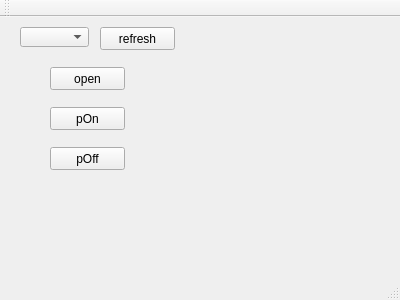
First picture: the form in mainwindow.ui, repository baradoid/polden-projector-desktop-ctrl, before the edit.
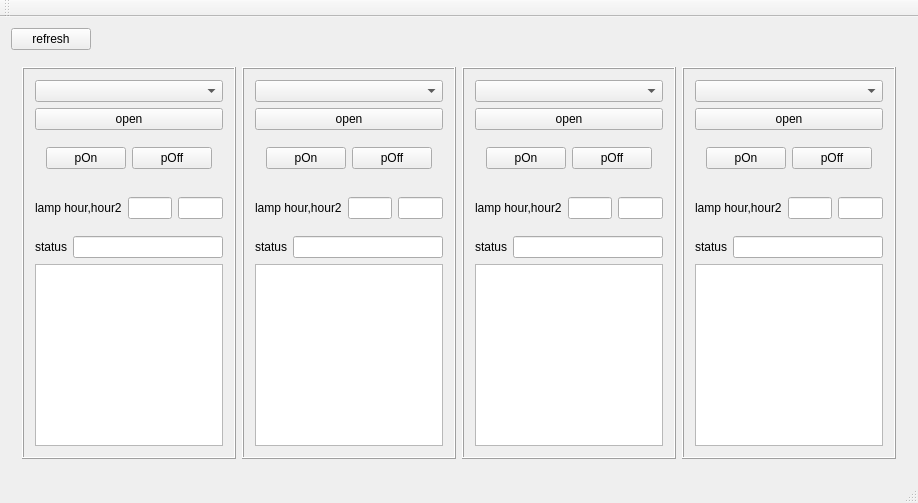
Second picture: the form after the edit.

Commit message: правки

The edit to the form file:
```diff
--- a/mainwindow.ui
+++ b/mainwindow.ui
@@ -6,76 +6,491 @@
    <rect>
     <x>0</x>
     <y>0</y>
-    <width>400</width>
-    <height>300</height>
+    <width>671</width>
+    <height>503</height>
    </rect>
   </property>
   <property name="windowTitle">
    <string>MainWindow</string>
   </property>
   <widget class="QWidget" name="centralWidget">
-   <widget class="QPushButton" name="pushButtonComOpen">
-    <property name="geometry">
-     <rect>
-      <x>50</x>
-      <y>50</y>
-      <width>75</width>
-      <height>23</height>
-     </rect>
-    </property>
-    <property name="text">
-     <string>open</string>
-    </property>
-   </widget>
-   <widget class="QPushButton" name="pushButtonOn">
-    <property name="geometry">
-     <rect>
-      <x>50</x>
-      <y>90</y>
-      <width>75</width>
-      <height>23</height>
-     </rect>
-    </property>
-    <property name="text">
-     <string>pOn</string>
-    </property>
-   </widget>
-   <widget class="QPushButton" name="pushButtonOff">
-    <property name="geometry">
-     <rect>
-      <x>50</x>
-      <y>130</y>
-      <width>75</width>
-      <height>23</height>
-     </rect>
-    </property>
-    <property name="text">
-     <string>pOff</string>
-    </property>
-   </widget>
-   <widget class="QComboBox" name="comComboBox">
-    <property name="geometry">
-     <rect>
-      <x>20</x>
-      <y>10</y>
-      <width>69</width>
-      <height>20</height>
-     </rect>
-    </property>
-   </widget>
-   <widget class="QPushButton" name="pushButton_refreshCom">
-    <property name="geometry">
-     <rect>
-      <x>100</x>
-      <y>10</y>
-      <width>75</width>
-      <height>23</height>
-     </rect>
-    </property>
-    <property name="text">
-     <string>refresh</string>
-    </property>
-   </widget>
+   <layout class="QVBoxLayout" name="verticalLayout_5">
+    <item>
+     <widget class="QPushButton" name="pushButton_refreshCom">
+      <property name="maximumSize">
+       <size>
+        <width>80</width>
+        <height>16777215</height>
+       </size>
+      </property>
+      <property name="text">
+       <string>refresh</string>
+      </property>
+     </widget>
+    </item>
+    <item>
+     <widget class="QWidget" name="widget" native="true">
+      <layout class="QHBoxLayout" name="horizontalLayout">
+       <item>
+        <widget class="QFrame" name="frame_2">
+         <property name="frameShape">
+          <enum>QFrame::Box</enum>
+         </property>
+         <property name="frameShadow">
+          <enum>QFrame::Raised</enum>
+         </property>
+         <layout class="QVBoxLayout" name="verticalLayout">
+          <item>
+           <widget class="QComboBox" name="comComboBox_1"/>
+          </item>
+          <item>
+           <widget class="QPushButton" name="pushButtonComOpen_1">
+            <property name="text">
+             <string>open</string>
+            </property>
+           </widget>
+          </item>
+          <item>
+           <widget class="QWidget" name="widget_2" native="true">
+            <layout class="QHBoxLayout" name="horizontalLayout_2">
+             <item>
+              <widget class="QPushButton" name="pushButtonOn">
+               <property name="text">
+                <string>pOn</string>
+               </property>
+              </widget>
+             </item>
+             <item>
+              <widget class="QPushButton" name="pushButtonOff">
+               <property name="text">
+                <string>pOff</string>
+               </property>
+              </widget>
+             </item>
+            </layout>
+           </widget>
+          </item>
+          <item>
+           <widget class="QWidget" name="widget_3" native="true">
+            <layout class="QHBoxLayout" name="horizontalLayout_3">
+             <property name="leftMargin">
+              <number>0</number>
+             </property>
+             <property name="rightMargin">
+              <number>0</number>
+             </property>
+             <item>
+              <widget class="QLabel" name="label">
+               <property name="text">
+                <string>lamp hour,hour2</string>
+               </property>
+              </widget>
+             </item>
+             <item>
+              <widget class="QLineEdit" name="lineEditLampHour1">
+               <property name="readOnly">
+                <bool>true</bool>
+               </property>
+              </widget>
+             </item>
+             <item>
+              <widget class="QLineEdit" name="lineEditLampHour2">
+               <property name="readOnly">
+                <bool>true</bool>
+               </property>
+              </widget>
+             </item>
+            </layout>
+           </widget>
+          </item>
+          <item>
+           <widget class="QWidget" name="widget_10" native="true">
+            <layout class="QHBoxLayout" name="horizontalLayout_10">
+             <property name="leftMargin">
+              <number>0</number>
+             </property>
+             <property name="topMargin">
+              <number>0</number>
+             </property>
+             <property name="rightMargin">
+              <number>0</number>
+             </property>
+             <property name="bottomMargin">
+              <number>0</number>
+             </property>
+             <item>
+              <widget class="QLabel" name="label_5">
+               <property name="text">
+                <string>status</string>
+               </property>
+              </widget>
+             </item>
+             <item>
+              <widget class="QLineEdit" name="lineEditStatus_1">
+               <property name="readOnly">
+                <bool>true</bool>
+               </property>
+              </widget>
+             </item>
+            </layout>
+           </widget>
+          </item>
+          <item>
+           <widget class="QPlainTextEdit" name="plainTextEdit_1">
+            <property name="readOnly">
+             <bool>true</bool>
+            </property>
+           </widget>
+          </item>
+         </layout>
+        </widget>
+       </item>
+       <item>
+        <widget class="QFrame" name="frame_3">
+         <property name="frameShape">
+          <enum>QFrame::Box</enum>
+         </property>
+         <property name="frameShadow">
+          <enum>QFrame::Raised</enum>
+         </property>
+         <layout class="QVBoxLayout" name="verticalLayout_2">
+          <item>
+           <widget class="QComboBox" name="comComboBox_2"/>
+          </item>
+          <item>
+           <widget class="QPushButton" name="pushButtonComOpen_2">
+            <property name="text">
+             <string>open</string>
+            </property>
+           </widget>
+          </item>
+          <item>
+           <widget class="QWidget" name="widget_4" native="true">
+            <layout class="QHBoxLayout" name="horizontalLayout_4">
+             <item>
+              <widget class="QPushButton" name="pushButtonOn_2">
+               <property name="text">
+                <string>pOn</string>
+               </property>
+              </widget>
+             </item>
+             <item>
+              <widget class="QPushButton" name="pushButtonOff_2">
+               <property name="text">
+                <string>pOff</string>
+               </property>
+              </widget>
+             </item>
+            </layout>
+           </widget>
+          </item>
+          <item>
+           <widget class="QWidget" name="widget_5" native="true">
+            <layout class="QHBoxLayout" name="horizontalLayout_5">
+             <property name="leftMargin">
+              <number>0</number>
+             </property>
+             <property name="rightMargin">
+              <number>0</number>
+             </property>
+             <item>
+              <widget class="QLabel" name="label_2">
+               <property name="text">
+                <string>lamp hour,hour2</string>
+               </property>
+              </widget>
+             </item>
+             <item>
+              <widget class="QLineEdit" name="lineEditLampHour1_2">
+               <property name="readOnly">
+                <bool>true</bool>
+               </property>
+              </widget>
+             </item>
+             <item>
+              <widget class="QLineEdit" name="lineEditLampHour2_2">
+               <property name="readOnly">
+                <bool>true</bool>
+               </property>
+              </widget>
+             </item>
+            </layout>
+           </widget>
+          </item>
+          <item>
+           <widget class="QWidget" name="widget_11" native="true">
+            <layout class="QHBoxLayout" name="horizontalLayout_11">
+             <property name="leftMargin">
+              <number>0</number>
+             </property>
+             <property name="topMargin">
+              <number>0</number>
+             </property>
+             <property name="rightMargin">
+              <number>0</number>
+             </property>
+             <property name="bottomMargin">
+              <number>0</number>
+             </property>
+             <item>
+              <widget class="QLabel" name="label_6">
+               <property name="text">
+                <string>status</string>
+               </property>
+              </widget>
+             </item>
+             <item>
+              <widget class="QLineEdit" name="lineEditStatus_2">
+               <property name="readOnly">
+                <bool>true</bool>
+               </property>
+              </widget>
+             </item>
+            </layout>
+           </widget>
+          </item>
+          <item>
+           <widget class="QPlainTextEdit" name="plainTextEdit_2">
+            <property name="readOnly">
+             <bool>true</bool>
+            </property>
+           </widget>
+          </item>
+         </layout>
+        </widget>
+       </item>
+       <item>
+        <widget class="QFrame" name="frame_4">
+         <property name="frameShape">
+          <enum>QFrame::Box</enum>
+         </property>
+         <property name="frameShadow">
+          <enum>QFrame::Raised</enum>
+         </property>
+         <layout class="QVBoxLayout" name="verticalLayout_3">
+          <item>
+           <widget class="QComboBox" name="comComboBox_3"/>
+          </item>
+          <item>
+           <widget class="QPushButton" name="pushButtonComOpen_3">
+            <property name="text">
+             <string>open</string>
+            </property>
+           </widget>
+          </item>
+          <item>
+           <widget class="QWidget" name="widget_6" native="true">
+            <layout class="QHBoxLayout" name="horizontalLayout_6">
+             <item>
+              <widget class="QPushButton" name="pushButtonOn_3">
+               <property name="text">
+                <string>pOn</string>
+               </property>
+              </widget>
+             </item>
+             <item>
+              <widget class="QPushButton" name="pushButtonOff_3">
+               <property name="text">
+                <string>pOff</string>
+               </property>
+              </widget>
+             </item>
+            </layout>
+           </widget>
+          </item>
+          <item>
+           <widget class="QWidget" name="widget_7" native="true">
+            <layout class="QHBoxLayout" name="horizontalLayout_7">
+             <property name="leftMargin">
+              <number>0</number>
+             </property>
+             <property name="rightMargin">
+              <number>0</number>
+             </property>
+             <item>
+              <widget class="QLabel" name="label_3">
+               <property name="text">
+                <string>lamp hour,hour2</string>
+               </property>
+              </widget>
+             </item>
+             <item>
+              <widget class="QLineEdit" name="lineEditLampHour1_3">
+               <property name="readOnly">
+                <bool>true</bool>
+               </property>
+              </widget>
+             </item>
+             <item>
+              <widget class="QLineEdit" name="lineEditLampHour2_3">
+               <property name="readOnly">
+                <bool>true</bool>
+               </property>
+              </widget>
+             </item>
+            </layout>
+           </widget>
+          </item>
+          <item>
+           <widget class="QWidget" name="widget_12" native="true">
+            <layout class="QHBoxLayout" name="horizontalLayout_12">
+             <property name="leftMargin">
+              <number>0</number>
+             </property>
+             <property name="topMargin">
+              <number>0</number>
+             </property>
+             <property name="rightMargin">
+              <number>0</number>
+             </property>
+             <property name="bottomMargin">
+              <number>0</number>
+             </property>
+             <item>
+              <widget class="QLabel" name="label_7">
+               <property name="text">
+                <string>status</string>
+               </property>
+              </widget>
+             </item>
+             <item>
+              <widget class="QLineEdit" name="lineEditStatus_3">
+               <property name="readOnly">
+                <bool>true</bool>
+               </property>
+              </widget>
+             </item>
+            </layout>
+           </widget>
+          </item>
+          <item>
+           <widget class="QPlainTextEdit" name="plainTextEdit_3">
+            <property name="readOnly">
+             <bool>true</bool>
+            </property>
+           </widget>
+          </item>
+         </layout>
+        </widget>
+       </item>
+       <item>
+        <widget class="QFrame" name="frame_5">
+         <property name="frameShape">
+          <enum>QFrame::Box</enum>
+         </property>
+         <property name="frameShadow">
+          <enum>QFrame::Raised</enum>
+         </property>
+         <layout class="QVBoxLayout" name="verticalLayout_4">
+          <item>
+           <widget class="QComboBox" name="comComboBox_4"/>
+          </item>
+          <item>
+           <widget class="QPushButton" name="pushButtonComOpen_4">
+            <property name="text">
+             <string>open</string>
+            </property>
+           </widget>
+          </item>
+          <item>
+           <widget class="QWidget" name="widget_8" native="true">
+            <layout class="QHBoxLayout" name="horizontalLayout_8">
+             <item>
+              <widget class="QPushButton" name="pushButtonOn_4">
+               <property name="text">
+                <string>pOn</string>
+               </property>
+              </widget>
+             </item>
+             <item>
+              <widget class="QPushButton" name="pushButtonOff_4">
+               <property name="text">
+                <string>pOff</string>
+               </property>
+              </widget>
+             </item>
+            </layout>
+           </widget>
+          </item>
+          <item>
+           <widget class="QWidget" name="widget_9" native="true">
+            <layout class="QHBoxLayout" name="horizontalLayout_9">
+             <property name="leftMargin">
+              <number>0</number>
+             </property>
+             <property name="rightMargin">
+              <number>0</number>
+             </property>
+             <item>
+              <widget class="QLabel" name="label_4">
+               <property name="text">
+                <string>lamp hour,hour2</string>
+               </property>
+              </widget>
+             </item>
+             <item>
+              <widget class="QLineEdit" name="lineEditLampHour1_4">
+               <property name="readOnly">
+                <bool>true</bool>
+               </property>
+              </widget>
+             </item>
+             <item>
+              <widget class="QLineEdit" name="lineEditLampHour2_4">
+               <property name="readOnly">
+                <bool>true</bool>
+               </property>
+              </widget>
+             </item>
+            </layout>
+           </widget>
+          </item>
+          <item>
+           <widget class="QWidget" name="widget_13" native="true">
+            <layout class="QHBoxLayout" name="horizontalLayout_13">
+             <property name="leftMargin">
+              <number>0</number>
+             </property>
+             <property name="topMargin">
+              <number>0</number>
+             </property>
+             <property name="rightMargin">
+              <number>0</number>
+             </property>
+             <property name="bottomMargin">
+              <number>0</number>
+             </property>
+             <item>
+              <widget class="QLabel" name="label_8">
+               <property name="text">
+                <string>status</string>
+               </property>
+              </widget>
+             </item>
+             <item>
+              <widget class="QLineEdit" name="lineEditStatus_4">
+               <property name="readOnly">
+                <bool>true</bool>
+               </property>
+              </widget>
+             </item>
+            </layout>
+           </widget>
+          </item>
+          <item>
+           <widget class="QPlainTextEdit" name="plainTextEdit_4">
+            <property name="readOnly">
+             <bool>true</bool>
+            </property>
+           </widget>
+          </item>
+         </layout>
+        </widget>
+       </item>
+      </layout>
+     </widget>
+    </item>
+   </layout>
   </widget>
   <widget class="QMenuBar" name="menuBar">
    <property name="geometry">
```
Left out of the diff: 2 changed lines with no effect on the pictures. The commit also changes 2 other files.
